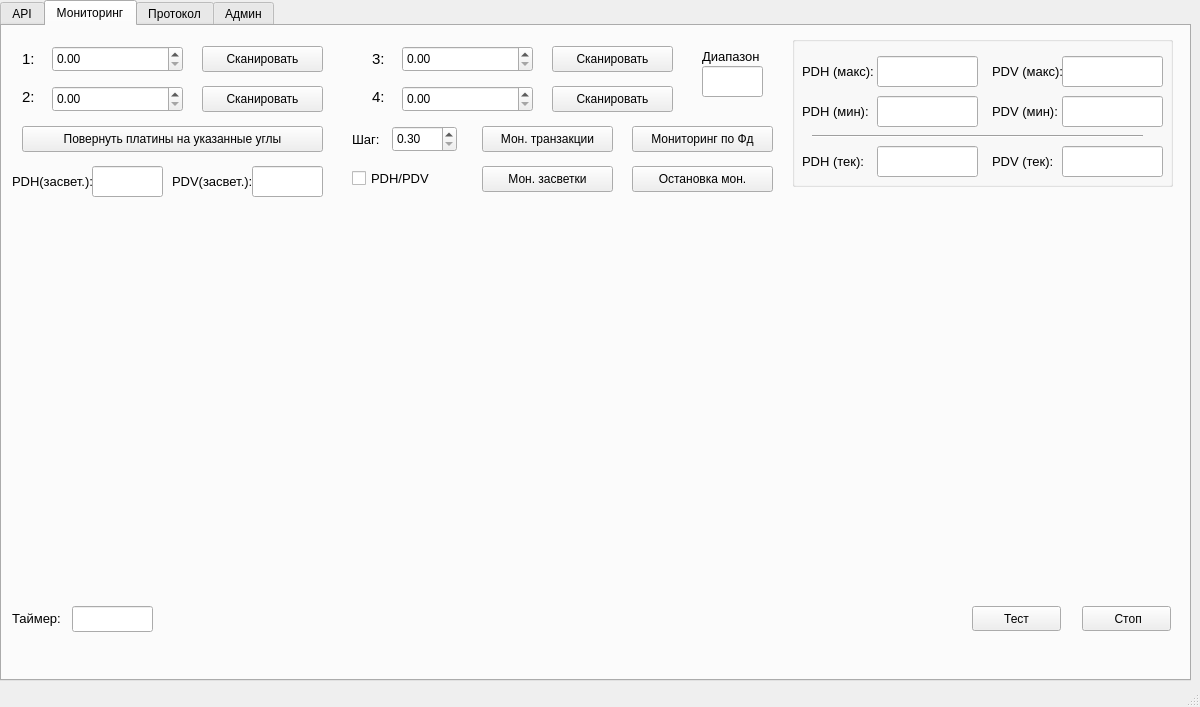
Before: the Qt Designer form mainwindow.ui in LukArty/QKD_techPO, drawn with Qt 5.
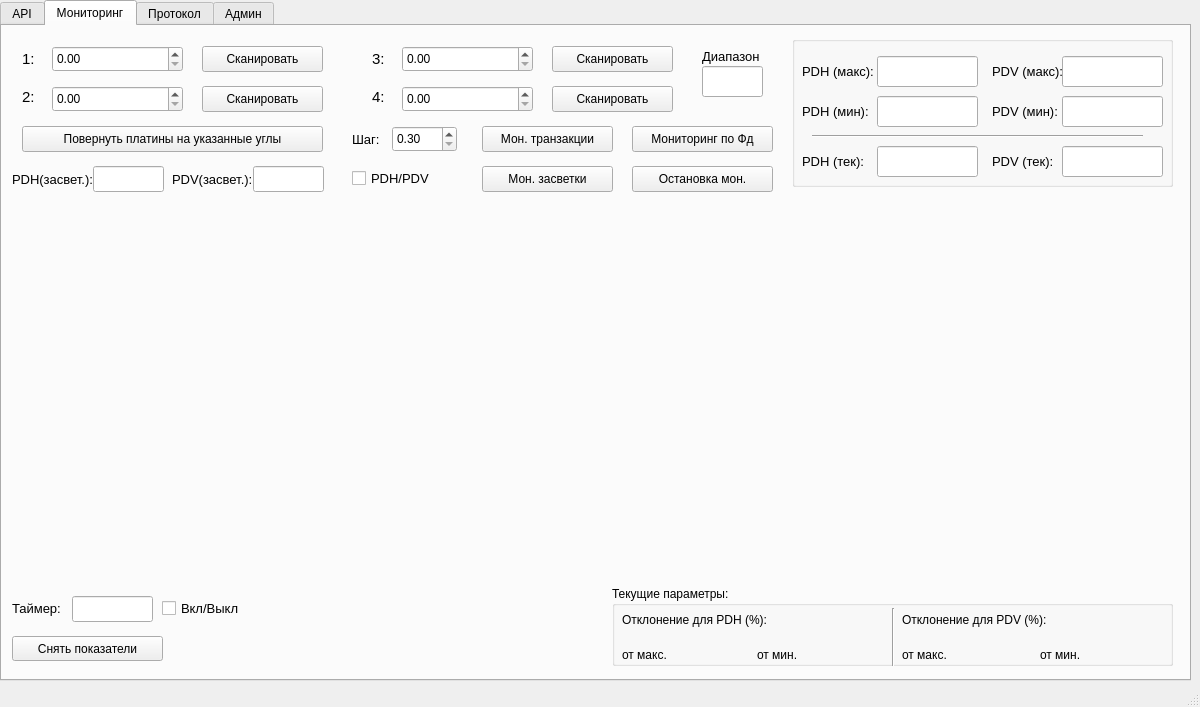
After: the same form once the commit is applied. The open tabs and pages were chosen to show the change. Icons and pictures are not drawn. Custom widgets are drawn as their Qt base class.

What changed in the file:
```diff
--- a/mainwindow.ui
+++ b/mainwindow.ui
@@ -1104,7 +1104,7 @@
         <x>0</x>
         <y>180</y>
         <width>1171</width>
-        <height>391</height>
+        <height>381</height>
        </rect>
       </property>
       <widget class="QLabel" name="imageLabel">
@@ -1499,20 +1499,20 @@
      <widget class="QLineEdit" name="Nos_PDH">
       <property name="geometry">
        <rect>
-        <x>90</x>
+        <x>91</x>
         <y>140</y>
         <width>71</width>
-        <height>31</height>
+        <height>26</height>
        </rect>
       </property>
      </widget>
      <widget class="QLineEdit" name="Nos_PDV">
       <property name="geometry">
        <rect>
-        <x>250</x>
+        <x>251</x>
         <y>140</y>
         <width>71</width>
-        <height>31</height>
+        <height>26</height>
        </rect>
       </property>
      </widget>
@@ -1522,7 +1522,7 @@
         <x>10</x>
         <y>140</y>
         <width>81</width>
-        <height>31</height>
+        <height>26</height>
        </rect>
       </property>
       <property name="font">
@@ -1613,14 +1613,14 @@
      <widget class="QPushButton" name="Test_monitor">
       <property name="geometry">
        <rect>
-        <x>970</x>
-        <y>580</y>
-        <width>89</width>
+        <x>10</x>
+        <y>610</y>
+        <width>151</width>
         <height>25</height>
        </rect>
       </property>
       <property name="text">
-       <string>Тест</string>
+       <string>Снять показатели</string>
       </property>
      </widget>
      <widget class="QLabel" name="label_24">
@@ -1629,7 +1629,7 @@
         <x>170</x>
         <y>140</y>
         <width>81</width>
-        <height>31</height>
+        <height>26</height>
        </rect>
       </property>
       <property name="font">
@@ -1680,24 +1680,11 @@
        <string>Диапазон</string>
       </property>
      </widget>
-     <widget class="QPushButton" name="StopLaser2">
-      <property name="geometry">
-       <rect>
-        <x>1080</x>
-        <y>580</y>
-        <width>89</width>
-        <height>25</height>
-       </rect>
-      </property>
-      <property name="text">
-       <string> Стоп</string>
-      </property>
-     </widget>
      <widget class="QLabel" name="label_27">
       <property name="geometry">
        <rect>
         <x>10</x>
-        <y>580</y>
+        <y>570</y>
         <width>81</width>
         <height>26</height>
        </rect>
@@ -1815,12 +1802,189 @@
       <property name="geometry">
        <rect>
         <x>70</x>
-        <y>580</y>
+        <y>570</y>
         <width>81</width>
         <height>26</height>
        </rect>
       </property>
      </widget>
+     <widget class="QCheckBox" name="timer_check">
+      <property name="geometry">
+       <rect>
+        <x>160</x>
+        <y>570</y>
+        <width>81</width>
+        <height>24</height>
+       </rect>
+      </property>
+      <property name="font">
+       <font>
+        <pointsize>10</pointsize>
+       </font>
+      </property>
+      <property name="text">
+       <string>Вкл/Выкл</string>
+      </property>
+      <property name="checked">
+       <bool>false</bool>
+      </property>
+     </widget>
+     <widget class="QGroupBox" name="groupBox_6">
+      <property name="geometry">
+       <rect>
+        <x>610</x>
+        <y>560</y>
+        <width>561</width>
+        <height>80</height>
+       </rect>
+      </property>
+      <property name="title">
+       <string>Текущие параметры:</string>
+      </property>
+      <widget class="QLabel" name="label_32">
+       <property name="geometry">
+        <rect>
+         <x>10</x>
+         <y>25</y>
+         <width>191</width>
+         <height>18</height>
+        </rect>
+       </property>
+       <property name="text">
+        <string>Отклонение для PDH (%):</string>
+       </property>
+      </widget>
+      <widget class="QLabel" name="label_33">
+       <property name="geometry">
+        <rect>
+         <x>290</x>
+         <y>25</y>
+         <width>181</width>
+         <height>18</height>
+        </rect>
+       </property>
+       <property name="text">
+        <string>Отклонение для PDV (%):</string>
+       </property>
+      </widget>
+      <widget class="QLabel" name="label_34">
+       <property name="geometry">
+        <rect>
+         <x>10</x>
+         <y>60</y>
+         <width>61</width>
+         <height>18</height>
+        </rect>
+       </property>
+       <property name="text">
+        <string>от макс.</string>
+       </property>
+      </widget>
+      <widget class="QLabel" name="label_35">
+       <property name="geometry">
+        <rect>
+         <x>290</x>
+         <y>60</y>
+         <width>61</width>
+         <height>18</height>
+        </rect>
+       </property>
+       <property name="text">
+        <string>от макс.</string>
+       </property>
+      </widget>
+      <widget class="QLabel" name="label_36">
+       <property name="geometry">
+        <rect>
+         <x>145</x>
+         <y>60</y>
+         <width>51</width>
+         <height>18</height>
+        </rect>
+       </property>
+       <property name="text">
+        <string>от мин.</string>
+       </property>
+      </widget>
+      <widget class="QLabel" name="label_37">
+       <property name="geometry">
+        <rect>
+         <x>428</x>
+         <y>60</y>
+         <width>51</width>
+         <height>18</height>
+        </rect>
+       </property>
+       <property name="text">
+        <string>от мин.</string>
+       </property>
+      </widget>
+      <widget class="QLabel" name="max_PDH">
+       <property name="geometry">
+        <rect>
+         <x>70</x>
+         <y>60</y>
+         <width>71</width>
+         <height>18</height>
+        </rect>
+       </property>
+       <property name="text">
+        <string/>
+       </property>
+      </widget>
+      <widget class="QLabel" name="min_PDH">
+       <property name="geometry">
+        <rect>
+         <x>200</x>
+         <y>60</y>
+         <width>71</width>
+         <height>18</height>
+        </rect>
+       </property>
+       <property name="text">
+        <string/>
+       </property>
+      </widget>
+      <widget class="QLabel" name="min_PDV">
+       <property name="geometry">
+        <rect>
+         <x>483</x>
+         <y>60</y>
+         <width>71</width>
+         <height>18</height>
+        </rect>
+       </property>
+       <property name="text">
+        <string/>
+       </property>
+      </widget>
+      <widget class="QLabel" name="max_PDV">
+       <property name="geometry">
+        <rect>
+         <x>350</x>
+         <y>60</y>
+         <width>71</width>
+         <height>18</height>
+        </rect>
+       </property>
+       <property name="text">
+        <string/>
+       </property>
+      </widget>
+      <widget class="Line" name="line_5">
+       <property name="geometry">
+        <rect>
+         <x>280</x>
+         <y>22</y>
+         <width>3</width>
+         <height>61</height>
+        </rect>
+       </property>
+       <property name="orientation">
+        <enum>Qt::Vertical</enum>
+       </property>
+      </widget>
+     </widget>
     </widget>
     <widget class="QWidget" name="tab_3">
      <attribute name="title">
```
Left out of the diff: 205 changed lines with no effect on the pictures.
